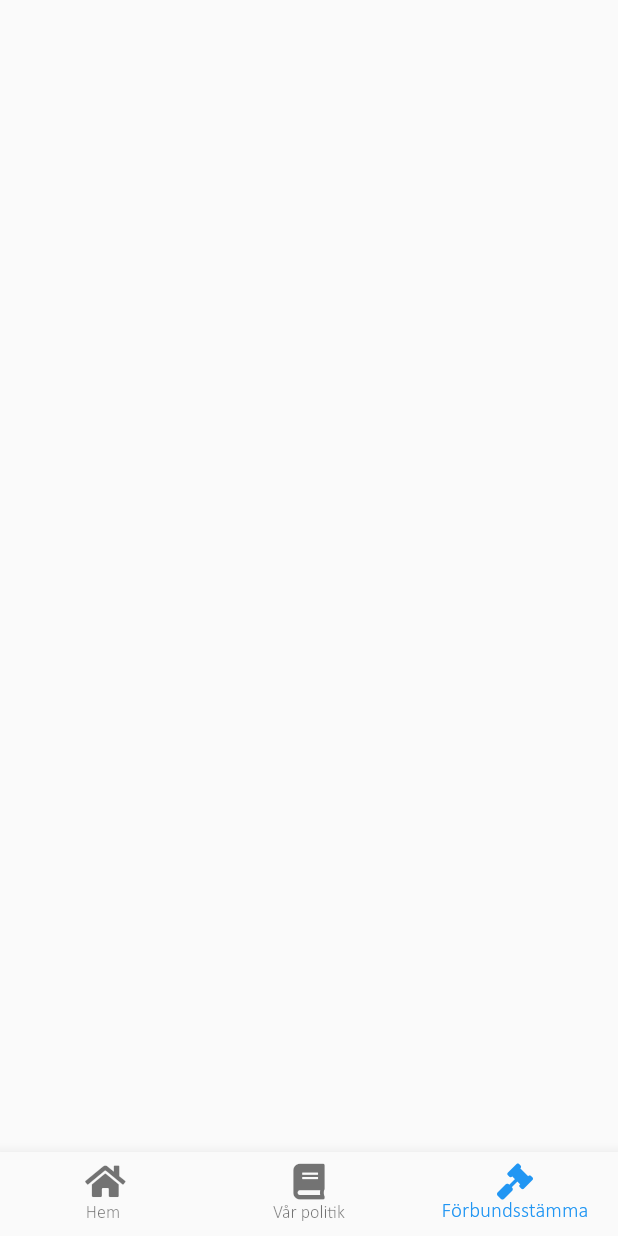
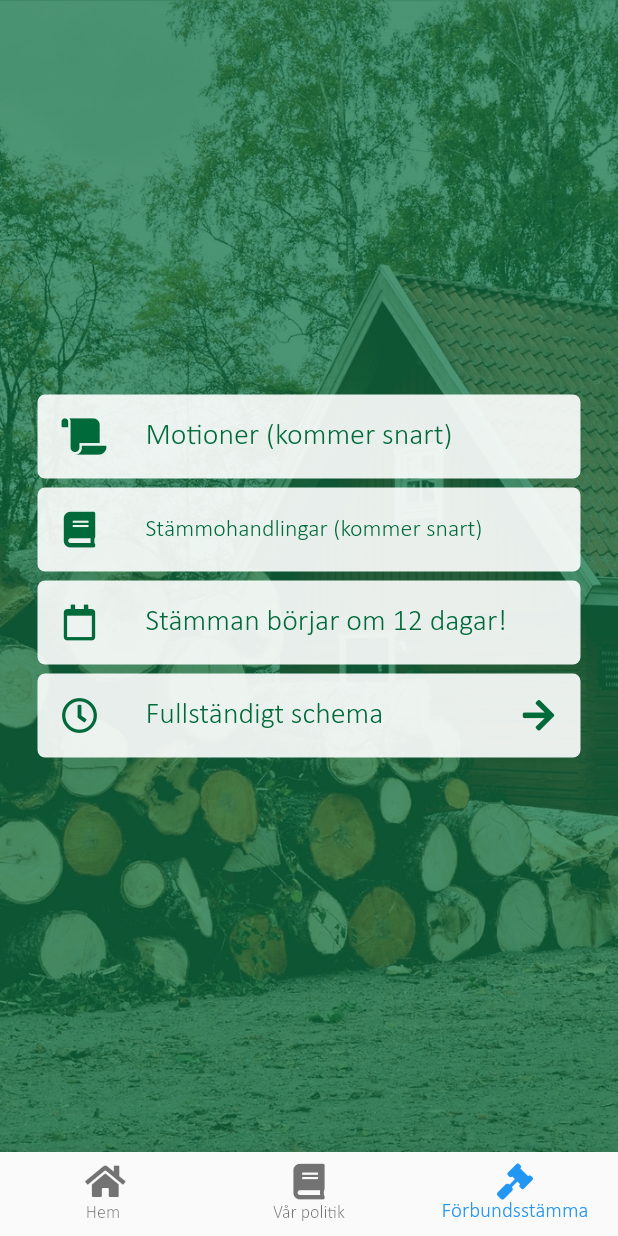
Before and after one commit to ErikJohnsson/Lokalsamhallesappen, a Flutter app: the screen it shows after launch, item 3 of the bottom bar chosen, on a phone screen of 412 x 824 dp. Run offline on Flutter 3.47's test engine with Material 2 defaults, Android fonts, the phone set to English and light mode, and no system bars; drawn by our look-alikes of auto_size_text; our stand-ins replace cloud_firestore, flutter_html, font_awesome_flutter; accounts and stored records are empty.

```diff
--- /dev/null
+++ b/lib/congress/Schedule.dart
@@ -0,0 +1,18 @@
+class Schedule{
+
+  String date;
+  String title;
+  List<String> activities;
+
+  Schedule(String date, String title, String activities){
+    this.date = date;
+    this.title = title;
+    this.activities = createActivites(activities);
+  }
+
+  List<String> createActivites(String activities) {
+    List<String> split = activities.split("\$");
+    return split.where((string) => string.isNotEmpty).toList();
+  }
+
+}
--- /dev/null
+++ b/lib/congress/congressPageWidget.dart
@@ -0,0 +1,122 @@
+import 'package:auto_size_text/auto_size_text.dart';
+import 'package:flutter/material.dart';
+import 'package:flutter/widgets.dart';
+import 'package:font_awesome_flutter/font_awesome_flutter.dart';
+import 'package:lokalsamhallesappen/congress/congressScheduleService.dart';
+
+import 'fullSchedulePageWidget.dart';
+
+class CongressPageWidget extends StatefulWidget {
+  @override
+  State<StatefulWidget> createState() {
+    return CongressPageWidgetState();
+  }
+}
+
+class CongressPageWidgetState extends State<CongressPageWidget>{
+  Widget todaysSchedule;
+
+  @override
+  Widget build(BuildContext context) {
+      return Container(
+        decoration: BoxDecoration(
+          // Box decoration takes a gradient
+            image: DecorationImage(
+                fit: BoxFit.cover,
+                colorFilter: new ColorFilter.mode(Color.fromRGBO(001, 106, 058, 0.7), BlendMode.srcOver),
+                image: AssetImage("images/congress_background.jpg")
+            )
+        ),
+        child: Center(
+          child: ListView(
+            shrinkWrap: true,
+            children: <Widget>[
+              buildCard("Motioner (kommer snart)",
+                  FontAwesomeIcons.scroll,
+                  null,
+                  null),
+              buildCard("Stämmohandlingar (kommer snart)",
+                  FontAwesomeIcons.book,
+                  null,
+                  null),
+              buildTodaysSchedule(),
+              buildCard("Fullständigt schema",
+                        FontAwesomeIcons.clock,
+                        FontAwesomeIcons.arrowRight,
+                        FullSchedulePageWidget()),
+            ],
+          ),
+        ),
+      );
+  }
+
+  void loadedTodaysSchedule(Widget widget){
+    if(mounted) {
+      setState(() {
+        todaysSchedule = widget;
+      });
+    }
+  }
+
+  Widget buildTodaysSchedule(){
+    if(todaysSchedule == null){
+      CongressScheduleService service = new CongressScheduleService();
+      var now = new DateTime.now();
+
+      service.getScheduleForDay(now).then((todaysSchedule) => loadedTodaysSchedule(todaysSchedule));
+
+      return Container(
+        height: 50,
+        width: 20,
+        margin: EdgeInsets.fromLTRB(25, 0, 25, 0),
+        decoration: BoxDecoration(
+            color: Colors.white.withOpacity(0.9),
+            borderRadius: BorderRadius.circular(5)
+        ),
+        child: Center(
+          child: Text(
+              "Loading...",
+              style: TextStyle(fontSize: 20),
+          ),
+        ),
+      );
+    }
+    return todaysSchedule;
+  }
+
+  Widget buildCard(String title, IconData icon, IconData endIcon, Widget newPage){
+    Color cufDarkGreen = Color.fromRGBO(001, 106, 058, 1);
+
+    return GestureDetector(
+        child: Container(
+            decoration: BoxDecoration(
+                color: Colors.white.withOpacity(0.9),
+                borderRadius: BorderRadius.circular(5)
+            ),
+            margin: EdgeInsets.fromLTRB(25, 3, 25, 3),
+            child:ListTile(
+              leading: Icon(
+                  icon,
+                  color: cufDarkGreen),
+              trailing:
+              Icon(
+                endIcon,
+                color: cufDarkGreen),
+              title: AutoSizeText(
+                title,
+                style: TextStyle(
+                    color: cufDarkGreen,
+                    fontSize: 20
+                ),
+                maxLines: 1,
+              ),
+            )
+        ),
+        onTap:() => Navigator.push(
+            context,
+            MaterialPageRoute(
+                builder: (context) => newPage))
+    );
+  }
+
+}
--- a/lib/main.dart
+++ b/lib/main.dart
@@ -2,6 +2,7 @@ import 'package:flutter/material.dart';
 import 'package:flutter/services.dart';
 import 'package:lokalsamhallesappen/sakpolitiska/politicsWidget.dart';
 
+import 'congress/congressPageWidget.dart';
 import 'homescreen/homeScreenWidget.dart';
 import 'package:font_awesome_flutter/font_awesome_flutter.dart';
 
@@ -72,6 +73,7 @@ class _MyHomePageState extends State<MyHomePage> {
     switch(_selectedPage){
       case 0: return HomePageWidget();
       case 1: return PoliticsPageWidget();
+      case 2: return CongressPageWidget();
     }
   }
 }
--- a/pubspec.yaml
+++ b/pubspec.yaml
@@ -64,6 +64,7 @@ flutter:
   assets:
     - images/sakpolitiska_background.jpg
     - images/home_background.jpg
+    - images/congress_background.jpg
   fonts:
      - family: CalibriLight
        fonts:
```
Also changed, not shown: lib/congress/congressScheduleService.dart (added, +134 -0 lines), lib/congress/fullSchedulePageWidget.dart (added, +51 -0 lines), lib/homescreen/homeScreenWidget.dart (+8 -7 lines), lib/sakpolitiska/chapterService.dart (+33 -3 lines), lib/sakpolitiska/chaptersPageWidget.dart (+13 -12 lines), lib/sakpolitiska/politicsWidget.dart (+5 -2 lines), images/congress_background.jpg (added).
